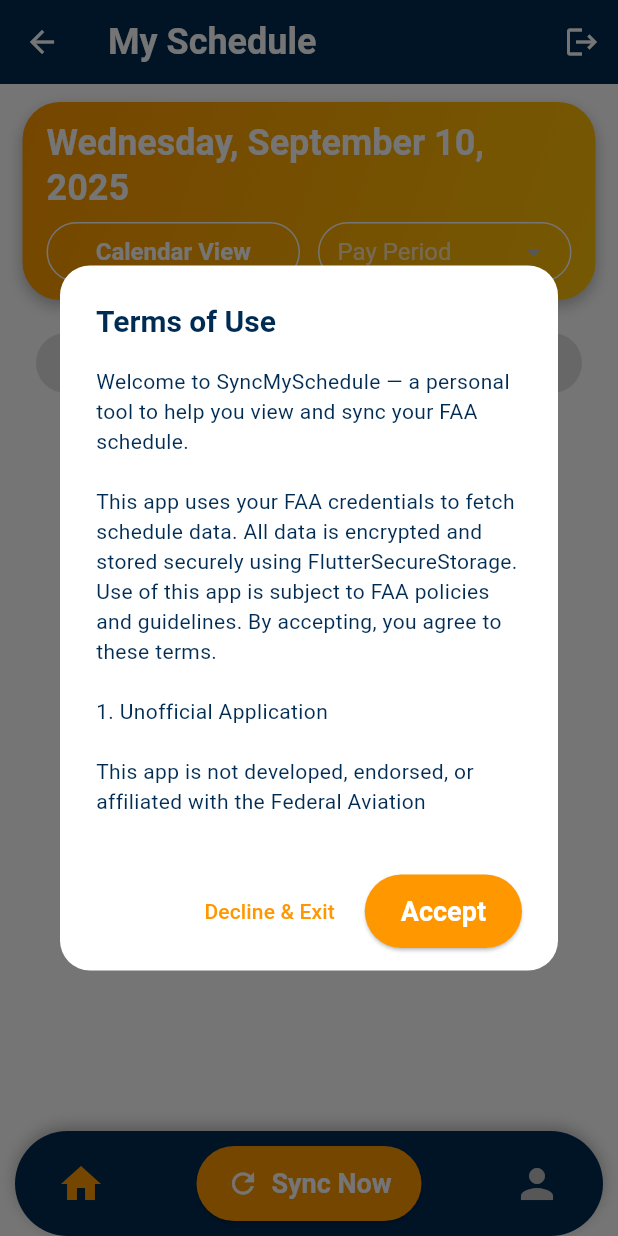
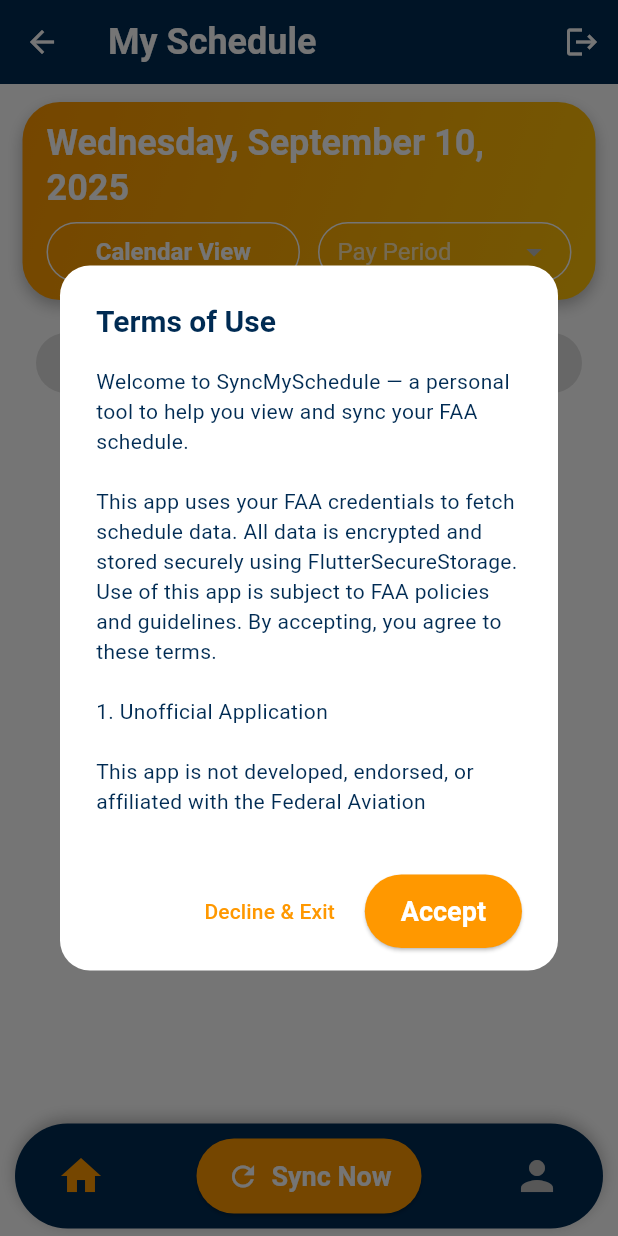
Before and after one commit to supertalentwiz/syncmyschedule, a Flutter app: the MainTabs screen opened by its route, on a phone screen of 412 x 824 dp. Run offline on Flutter 3.47's test engine with Material 3 defaults, Android fonts, the phone set to English and light mode, and no system bars; our stand-ins replace cloud_functions, firebase_auth, firebase_core, flutter_secure_storage, share_plus, shared_preferences and 1 more; missing offline and left inert: device_calendar, external_path; accounts and stored records are empty.

Commit message:
feat: updated bottom navigation bar vertical margin

```diff
--- a/lib/widgets/schedule/bottom_navigation.dart
+++ b/lib/widgets/schedule/bottom_navigation.dart
@@ -34,7 +34,7 @@
         ],
       ),
       padding: const EdgeInsets.symmetric(horizontal: 20, vertical: 5),
-      margin: const EdgeInsets.symmetric(horizontal: 10),
+      margin: const EdgeInsets.symmetric(horizontal: 10, vertical: 5),
       child: Row(
         mainAxisAlignment: MainAxisAlignment.spaceBetween,
         children: [
```
